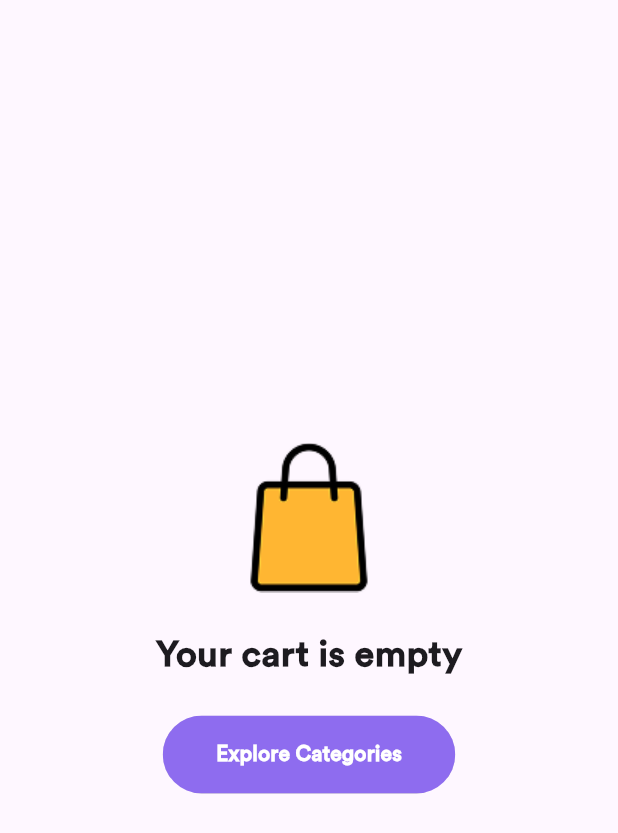
After one commit to Bodeayman/EcomFlutter, a Flutter app: the CartPage screen opened directly, on a phone screen of 412 x 824 dp. The commit adds this screen. Shown: the top 833 px of the screen. Run offline on Flutter 3.47's test engine with Material 3 defaults, Android fonts, the phone set to English and light mode, and no system bars; our stand-ins replace bloc, dartz, dio, flutter_bloc, font_awesome_flutter, go_router and 4 more; accounts and stored records are empty.

```diff
--- /dev/null
+++ b/lib/pages/Checkout/CheckoutPageView/cart.dart
@@ -0,0 +1,139 @@
+import 'package:ecomflutter/constants/colors.dart';
+import 'package:ecomflutter/constants/sizes.dart';
+import 'package:ecomflutter/cubit/cart_cubit.dart';
+import 'package:ecomflutter/pages/Checkout/CheckoutPageView/Widgets/checkout_price.dart';
+import 'package:ecomflutter/pages/OnBoarding/Widgets/login_material_button.dart';
+import 'package:flutter/material.dart';
+import 'package:flutter_bloc/flutter_bloc.dart';
+import 'package:go_router/go_router.dart';
+
+class CartPage extends StatelessWidget {
+  const CartPage({super.key});
+
+  @override
+  Widget build(BuildContext context) {
+    return Scaffold(
+      body: BlocBuilder<CartCubit, CartState>(
+        builder: (context, state) {
+          if (state.selectedItems.isNotEmpty) {
+            return Padding(
+              padding: EdgeInsets.all(8),
+              child: SingleChildScrollView(
+                child: Column(
+                  children: [
+                    Padding(
+                      padding: const EdgeInsets.all(20.0),
+                      child: Row(
+                        mainAxisAlignment: MainAxisAlignment.spaceBetween,
+                        children: [
+                          SizedBox(
+                            height: 40,
+                            width: 40,
+                            child: InkWell(
+                              onTap: () => {context.pop()},
+                              child: Container(
+                                height: 40,
+                                width: 40,
+                                decoration: BoxDecoration(
+                                  color: kTextForm,
+                                  borderRadius: BorderRadius.circular(100),
+                                ),
+
+                                child: Image.asset("assets/arrowleft2.png"),
+                              ),
+                            ),
+                          ),
+                          Expanded(
+                            child: Center(
+                              child: Text(
+                                "Checkout",
+                                style: TextStyle(
+                                  fontSize: 20,
+                                  color: Colors.black,
+                                  fontWeight: FontWeight.bold,
+                                ),
+                              ),
+                            ),
+                          ),
+                          SizedBox(width: 40, height: 40),
+                        ],
+                      ),
+                    ),
+                    Align(
+                      alignment: Alignment.centerRight,
+                      child: Row(
+                        mainAxisAlignment: MainAxisAlignment.end,
+                        children: [],
+                      ),
+                    ),
+
+                    const SizedBox(height: 100),
+
+                    CheckoutPriceList(),
+
+                    const SizedBox(height: 25),
+                    SizedBox(
+                      height: 52,
+                      child: CustomeElevatedButton(
+                        buttonColor: appbarSec,
+                        hintText: "Place Order",
+                        textColor: Colors.white,
+                        callbackFunction: () {
+                          context.read<CartCubit>().clearCart();
+                          context.pushReplacement("/purSuccess");
+                        },
+                      ),
+                    ),
+                  ],
+                ),
+              ),
+            );
+          } else {
+            return Center(
+              child: Column(
+                mainAxisAlignment: MainAxisAlignment.center,
+
+                children: [
+                  Column(
+                    children: [
+                      Image.asset("assets/noCart.png"),
+                      Container(
+                        margin: EdgeInsets.symmetric(vertical: 24),
+                        child: Text(
+                          "Your cart is empty",
+                          style: TextStyle(
+                            fontSize: kNoTextSize,
+                            fontWeight: FontWeight.bold,
+                          ),
+                        ),
+                      ),
+                      SizedBox(
+                        height: 52,
+                        width: 195,
+                        child: CustomeElevatedButton(
+                          buttonColor: appbarSec,
+                          hintText: "Explore Categories",
+                          textColor: Colors.white,
+                          callbackFunction: () {
+                            context.push('/search');
+                          },
+                        ),
+                      ),
+                    ],
+                  ),
+                ],
+              ),
+            );
+          }
+        },
+      ),
+    );
+  }
+}
+
+/*
+ callbackFunction: () {
+                          context.read<CartCubit>().clearCart();
+                          context.pushReplacement("/purSuccess");
+                        },
+ */
--- a/lib/pages/Checkout/CheckoutPageView/checkout.dart
+++ b/lib/pages/Checkout/CheckoutPageView/checkout.dart
@@ -3,6 +3,7 @@ import 'package:ecomflutter/constants/sizes.dart';
 import 'package:ecomflutter/cubit/cart_cubit.dart';
 import 'package:ecomflutter/pages/Checkout/CheckoutPageView/Widgets/checkout_price.dart';
 import 'package:ecomflutter/pages/Checkout/CheckoutPageView/Widgets/enter_coupon_widget.dart';
+import 'package:ecomflutter/pages/Checkout/CheckoutPageView/cart.dart';
 import 'package:ecomflutter/pages/OnBoarding/Widgets/login_material_button.dart';
 import 'package:flutter/material.dart';
 import 'package:ecomflutter/provider/cart.dart';
@@ -190,10 +191,12 @@ class _CheckoutState extends State<Checkout> {
                         buttonColor: appbarSec,
                         hintText: "Checkout",
                         textColor: Colors.white,
-                        callbackFunction: () {
-                          context.read<CartCubit>().clearCart();
-                          context.pushReplacement("/purSuccess");
-                        },
+                        callbackFunction:
+                            () => Navigator.of(context).push(
+                              MaterialPageRoute(
+                                builder: (context) => CartPage(),
+                              ),
+                            ),
                       ),
                     ),
                   ],
--- a/lib/pages/MainPages/OrdersViewPage/Widgets/orders_found_view_body.dart
+++ b/lib/pages/MainPages/OrdersViewPage/Widgets/orders_found_view_body.dart
@@ -20,14 +20,13 @@ class OrdersFoundViewBody extends StatelessWidget {
         Text("Orders", style: TextStyle(fontWeight: FontWeight.bold)),
         const SizedBox(height: 40),
         SizedBox(height: 30, child: AllTabsWidget()),
+        const SizedBox(height: 50),
         Expanded(
           child: Center(
             child: ListView.builder(
               scrollDirection: Axis.vertical,
               itemBuilder: (context, index) {
-                return Container(
-                  margin: EdgeInsets.only(top: 20),
-                  child: OptionListTile(
+                return OptionListTile(
                   leading: Icon(Icons.receipt),
                   title: "Order #${orders[index].id}",
                   subtitle: "${orders[index].items.length} Items",
@@ -41,7 +40,6 @@ class OrdersFoundViewBody extends StatelessWidget {
                           ),
                         ),
                   ),
-                  ),
                 );
               },
               itemCount: orders.length,
```
Lines whose indentation alone changed are shown as unchanged.
